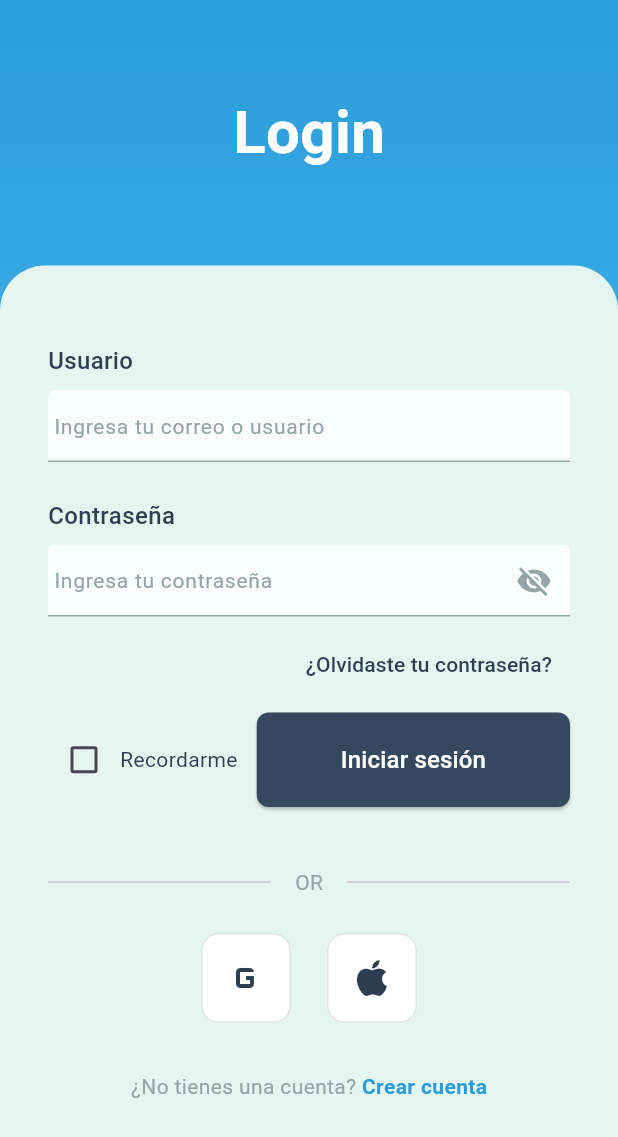
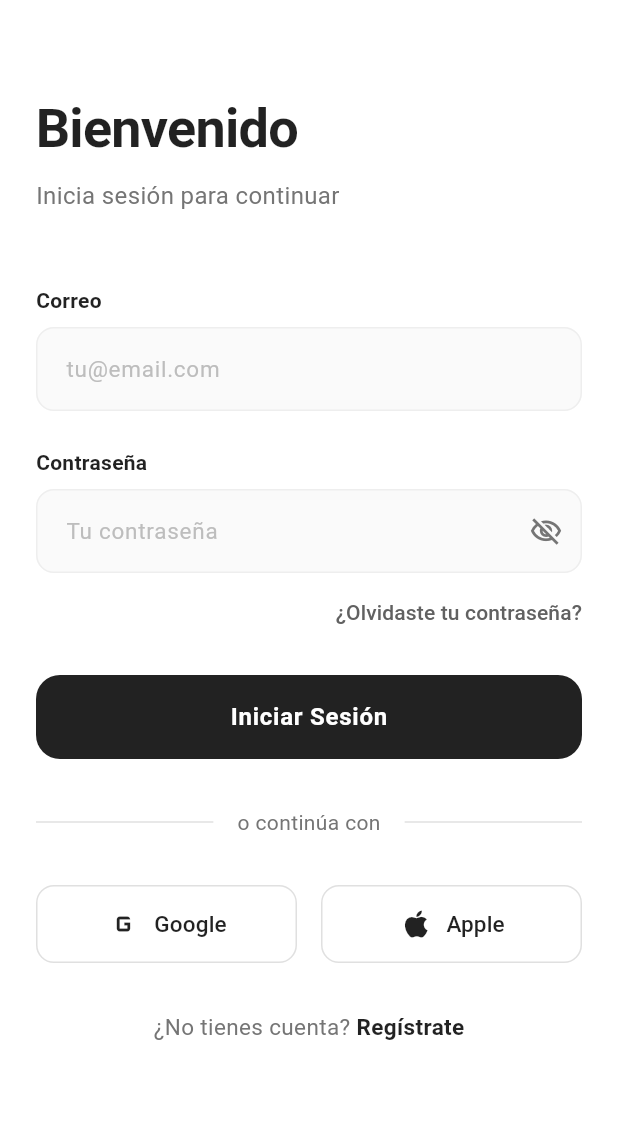
Before and after one commit to TheBarkats/FitManager, a Flutter app: the screen it shows after launch, on a phone screen of 412 x 824 dp. Shown: the top 1137 px of the screen. Run offline on Flutter 3.47's test engine with Material 3 defaults, Android fonts, the light colour scheme and no system bars; our stand-ins replace fl_chart, flutter_secure_storage, shared_preferences; accounts and stored records are empty.

Commit message:
feat(login): redesign login page with improved UI and functionality

```diff
--- a/lib/features/auth/presentation/pages/login_page.dart
+++ b/lib/features/auth/presentation/pages/login_page.dart
@@ -1,8 +1,5 @@
 import 'package:flutter/material.dart';
 import 'package:provider/provider.dart';
-import '../../../../core/theme/app_colors.dart';
-import '../widgets/custom_text_field.dart';
-import '../widgets/social_login_button.dart';
 import '../providers/auth_provider.dart';
 import '../../data/services/auth_service.dart';
 import 'register_page.dart';
@@ -19,7 +16,6 @@ class _LoginPageState extends State<LoginPage> {
   final _formKey = GlobalKey<FormState>();
   final _usernameController = TextEditingController();
   final _passwordController = TextEditingController();
-  bool _rememberMe = false;
   bool _obscurePassword = true;
 
   @override
@@ -304,7 +300,7 @@ class _LoginPageState extends State<LoginPage> {
                         }
                       },
                 style: ElevatedButton.styleFrom(
-                  backgroundColor: AppColors.primary,
+                  backgroundColor: Colors.black87,
                   foregroundColor: Colors.white,
                 ),
                 child: isLoading
@@ -337,222 +333,193 @@ class _LoginPageState extends State<LoginPage> {
     return Consumer<AuthProvider>(
       builder: (context, authProvider, _) {
         return Scaffold(
+          backgroundColor: Colors.white,
           body: Stack(
             children: [
-              Container(
-        decoration: BoxDecoration(
-          gradient: LinearGradient(
-            begin: Alignment.topCenter,
-            end: Alignment.bottomCenter,
-            colors: [
-              AppColors.gradientStart,
-              AppColors.gradientEnd,
-            ],
-          ),
-        ),
-        child: SafeArea(
-          child: Column(
-            children: [
-              // Header con título
-              _buildHeader(),
-
-              // Formulario de login
-              Expanded(
-                child: Container(
-                  decoration: BoxDecoration(
-                    color: AppColors.cardBackground,
-                    borderRadius: BorderRadius.only(
-                      topLeft: Radius.circular(30),
-                      topRight: Radius.circular(30),
-                    ),
-                  ),
+              SafeArea(
                 child: SingleChildScrollView(
-                    padding: EdgeInsets.all(32),
+                  padding: const EdgeInsets.symmetric(horizontal: 24.0),
                   child: Form(
                     key: _formKey,
                     child: Column(
-                        crossAxisAlignment: CrossAxisAlignment.stretch,
+                      crossAxisAlignment: CrossAxisAlignment.start,
                       children: [
-                          SizedBox(height: 20),
+                        const SizedBox(height: 60),
+                        // Title
+                        const Text(
+                          'Bienvenido',
+                          style: TextStyle(
+                            fontSize: 36,
+                            fontWeight: FontWeight.bold,
+                            color: Colors.black87,
+                            letterSpacing: -0.5,
+                          ),
+                        ),
+                        const SizedBox(height: 8),
+                        Text(
+                          'Inicia sesión para continuar',
+                          style: TextStyle(
+                            fontSize: 16,
+                            color: Colors.grey[600],
+                            fontWeight: FontWeight.w400,
+                          ),
+                        ),
+                        const SizedBox(height: 48),
 
-                          // Campo de Username
-                          CustomTextField(
-                            label: 'Usuario',
-                            hint: 'Ingresa tu correo o usuario',
+                        // Email Field
+                        _buildMinimalTextField(
                           controller: _usernameController,
+                          label: 'Correo',
+                          hint: 'tu@email.com',
                           keyboardType: TextInputType.emailAddress,
                           validator: (value) {
                             if (value == null || value.isEmpty) {
-                                return 'Por favor ingresa tu usuario o correo';
+                              return 'Ingresa tu correo';
                             }
                             return null;
                           },
                         ),
+                        const SizedBox(height: 24),
 
-                          SizedBox(height: 24),
-
-                          // Campo de Password
-                          CustomTextField(
+                        // Password Field
+                        _buildMinimalTextField(
+                          controller: _passwordController,
                           label: 'Contraseña',
-                            hint: 'Ingresa tu contraseña',
-                            controller: _passwordController,
+                          hint: 'Tu contraseña',
                           obscureText: _obscurePassword,
                           suffixIcon: IconButton(
                             icon: Icon(
-                                _obscurePassword
-                                    ? Icons.visibility_off
-                                    : Icons.visibility,
-                                color: AppColors.textSecondary,
+                              _obscurePassword ? Icons.visibility_off_outlined : Icons.visibility_outlined,
+                              color: Colors.grey[600],
+                              size: 22,
                             ),
-                              onPressed: () {
-                                setState(() {
-                                  _obscurePassword = !_obscurePassword;
-                                });
-                              },
+                            onPressed: () => setState(() => _obscurePassword = !_obscurePassword),
                           ),
                           validator: (value) {
                             if (value == null || value.isEmpty) {
-                                return 'Por favor ingresa tu contraseña';
+                              return 'Ingresa tu contraseña';
                             }
                             if (value.length < 6) {
-                                return 'La contraseña debe tener al menos 6 caracteres';
+                              return 'Mínimo 6 caracteres';
                             }
                             return null;
                           },
                         ),
-
-                          SizedBox(height: 8),
+                        const SizedBox(height: 16),
 
                         // Forgot Password
                         Align(
                           alignment: Alignment.centerRight,
                           child: TextButton(
                             onPressed: _handleForgotPassword,
+                            style: TextButton.styleFrom(
+                              padding: EdgeInsets.zero,
+                              minimumSize: const Size(0, 0),
+                              tapTargetSize: MaterialTapTargetSize.shrinkWrap,
+                            ),
                             child: Text(
                               '¿Olvidaste tu contraseña?',
                               style: TextStyle(
-                                  color: AppColors.textPrimary,
+                                color: Colors.grey[700],
+                                fontSize: 14,
+                                fontWeight: FontWeight.w500,
+                              ),
+                            ),
+                          ),
+                        ),
+                        const SizedBox(height: 32),
+
+                        // Login Button
+                        SizedBox(
+                          width: double.infinity,
+                          height: 56,
+                          child: ElevatedButton(
+                            onPressed: _handleLogin,
+                            style: ElevatedButton.styleFrom(
+                              backgroundColor: Colors.black87,
+                              foregroundColor: Colors.white,
+                              elevation: 0,
+                              shape: RoundedRectangleBorder(
+                                borderRadius: BorderRadius.circular(16),
+                              ),
+                            ),
+                            child: const Text(
+                              'Iniciar Sesión',
+                              style: TextStyle(
+                                fontSize: 16,
+                                fontWeight: FontWeight.w600,
+                                letterSpacing: 0.5,
+                              ),
+                            ),
+                          ),
+                        ),
+                        const SizedBox(height: 32),
+
+                        // Divider
+                        Row(
+                          children: [
+                            Expanded(child: Divider(color: Colors.grey[300])),
+                            Padding(
+                              padding: const EdgeInsets.symmetric(horizontal: 16),
+                              child: Text(
+                                'o continúa con',
+                                style: TextStyle(
+                                  color: Colors.grey[600],
                                   fontSize: 14,
                                 ),
                               ),
                             ),
+                            Expanded(child: Divider(color: Colors.grey[300])),
+                          ],
                         ),
+                        const SizedBox(height: 32),
 
-                          SizedBox(height: 8),
-
-                          // Remember Me y Botón Sign In
+                        // Social Login Buttons
                         Row(
-                            mainAxisAlignment: MainAxisAlignment.spaceBetween,
+                          mainAxisAlignment: MainAxisAlignment.center,
                           children: [
-                              Row(
-                                children: [
-                                  Checkbox(
-                                    value: _rememberMe,
-                                    onChanged: (value) {
-                                      setState(() {
-                                        _rememberMe = value ?? false;
-                                      });
-                                    },
-                                    activeColor: AppColors.primary,
+                            _buildSocialButton(
+                              icon: Icons.g_mobiledata,
+                              label: 'Google',
+                              onPressed: _handleGoogleLogin,
                             ),
-                                  Text(
-                                    'Recordarme',
-                                    style: TextStyle(
-                                      color: AppColors.textPrimary,
-                                      fontSize: 14,
-                                    ),
+                            const SizedBox(width: 16),
+                            _buildSocialButton(
+                              icon: Icons.apple,
+                              label: 'Apple',
+                              onPressed: _handleAppleLogin,
                             ),
                           ],
                         ),
-                              ElevatedButton(
-                                onPressed: _handleLogin,
-                                child: Padding(
-                                  padding: EdgeInsets.symmetric(
-                                    horizontal: 24,
-                                    vertical: 8,
+                        const SizedBox(height: 32),
+
+                        // Create Account
+                        Row(
+                          mainAxisAlignment: MainAxisAlignment.center,
+                          children: [
+                            Text(
+                              '¿No tienes cuenta? ',
+                              style: TextStyle(
+                                color: Colors.grey[600],
+                                fontSize: 15,
                               ),
-                                  child: Text(
-                                    'Iniciar sesión',
-                                    style: TextStyle(fontSize: 16),
+                            ),
+                            GestureDetector(
+                              onTap: _handleCreateAccount,
+                              child: const Text(
+                                'Regístrate',
+                                style: TextStyle(
+                                  color: Colors.black87,
+                                  fontSize: 15,
+                                  fontWeight: FontWeight.w600,
                                 ),
                               ),
                             ),
                           ],
                         ),
-
-                          SizedBox(height: 40),
-
-                          // Separador OR
-                          Row(
-                            children: [
-                              Expanded(child: Divider()),
-                              Padding(
-                                padding: EdgeInsets.symmetric(horizontal: 16),
-                                child: Text(
-                                  'OR',
-                                  style: TextStyle(
-                                    color: AppColors.textSecondary,
-                                    fontSize: 14,
-                                  ),
-                                ),
-                              ),
-                              Expanded(child: Divider()),
+                        const SizedBox(height: 40),
                       ],
                     ),
-
-                          SizedBox(height: 24),
-
-                          // Botones de login social
-                          Row(
-                            mainAxisAlignment: MainAxisAlignment.center,
-                            children: [
-                              SocialLoginButton(
-                                icon: 'google',
-                                onPressed: _handleGoogleLogin,
-                              ),
-                              SizedBox(width: 24),
-                              SocialLoginButton(
-                                icon: 'apple',
-                                onPressed: _handleAppleLogin,
-                              ),
-                            ],
-                          ),
-
-                          SizedBox(height: 32),
-
-                          // Botón de crear cuenta
-                          Row(
-                            mainAxisAlignment: MainAxisAlignment.center,
-                            children: [
-                              const Text(
-                                '¿No tienes una cuenta? ',
-                                style: TextStyle(
-                                  color: AppColors.textSecondary,
-                                  fontSize: 14,
-                                ),
-                              ),
-                              GestureDetector(
-                                onTap: _handleCreateAccount,
-                                child: const Text(
-                                  'Crear cuenta',
-                                  style: TextStyle(
-                                    color: AppColors.primary,
-                                    fontSize: 14,
-                                    fontWeight: FontWeight.bold,
-                                  ),
-                                ),
-                              ),
-                            ],
-                          ),
-
-                          SizedBox(height: 20),
-                        ],
-                      ),
-                    ),
-                  ),
-                ),
-              ),
-            ],
                   ),
                 ),
               ),
@@ -560,10 +527,11 @@ class _LoginPageState extends State<LoginPage> {
               // Loading overlay
               if (authProvider.isLoading)
                 Container(
-                  color: Colors.black.withValues(alpha: 0.5),
+                  color: Colors.white.withOpacity(0.8),
                   child: const Center(
                     child: CircularProgressIndicator(
-                      valueColor: AlwaysStoppedAnimation<Color>(Colors.white),
+                      valueColor: AlwaysStoppedAnimation<Color>(Colors.black87),
+                      strokeWidth: 3,
                     ),
                   ),
                 ),
@@ -574,15 +542,98 @@ class _LoginPageState extends State<LoginPage> {
     );
   }
 
-  Widget _buildHeader() {
-    return Container(
-      padding: EdgeInsets.symmetric(vertical: 60),
-      child: Text(
-        'Login',
-        style: TextStyle(
-          fontSize: 40,
-          fontWeight: FontWeight.bold,
-          color: Colors.white,
+  Widget _buildMinimalTextField({
+    required TextEditingController controller,
+    required String label,
+    required String hint,
+    TextInputType keyboardType = TextInputType.text,
+    bool obscureText = false,
+    Widget? suffixIcon,
+    String? Function(String?)? validator,
+  }) {
+    return Column(
+      crossAxisAlignment: CrossAxisAlignment.start,
+      children: [
+        Text(
+          label,
+          style: const TextStyle(
+            fontSize: 14,
+            fontWeight: FontWeight.w600,
+            color: Colors.black87,
+            letterSpacing: 0.2,
+          ),
+        ),
+        const SizedBox(height: 8),
+        TextFormField(
+          controller: controller,
+          keyboardType: keyboardType,
+          obscureText: obscureText,
+          style: const TextStyle(
+            fontSize: 16,
+            color: Colors.black87,
+          ),
+          decoration: InputDecoration(
+            hintText: hint,
+            hintStyle: TextStyle(
+              color: Colors.grey[400],
+              fontSize: 15,
+            ),
+            suffixIcon: suffixIcon,
+            filled: true,
+            fillColor: Colors.grey[50],
+            border: OutlineInputBorder(
+              borderRadius: BorderRadius.circular(12),
+              borderSide: BorderSide(color: Colors.grey[200]!, width: 1),
+            ),
+            enabledBorder: OutlineInputBorder(
+              borderRadius: BorderRadius.circular(12),
+              borderSide: BorderSide(color: Colors.grey[200]!, width: 1),
+            ),
+            focusedBorder: OutlineInputBorder(
+              borderRadius: BorderRadius.circular(12),
+              borderSide: const BorderSide(color: Colors.black87, width: 2),
+            ),
+            errorBorder: OutlineInputBorder(
+              borderRadius: BorderRadius.circular(12),
+              borderSide: BorderSide(color: Colors.red[300]!, width: 1),
+            ),
+            focusedErrorBorder: OutlineInputBorder(
+              borderRadius: BorderRadius.circular(12),
+              borderSide: const BorderSide(color: Colors.red, width: 2),
+            ),
+            contentPadding: const EdgeInsets.symmetric(horizontal: 16, vertical: 16),
+            errorStyle: const TextStyle(fontSize: 12, height: 0.8),
+          ),
+          validator: validator,
+        ),
+      ],
+    );
+  }
+
+  Widget _buildSocialButton({
+    required IconData icon,
+    required String label,
+    required VoidCallback onPressed,
+  }) {
+    return Expanded(
+      child: OutlinedButton.icon(
+        onPressed: onPressed,
+        icon: Icon(icon, color: Colors.black87, size: 24),
+        label: Text(
+          label,
+          style: const TextStyle(
+            color: Colors.black87,
+            fontSize: 15,
+            fontWeight: FontWeight.w500,
+          ),
+        ),
+        style: OutlinedButton.styleFrom(
+          padding: const EdgeInsets.symmetric(vertical: 14),
+          side: BorderSide(color: Colors.grey[300]!, width: 1),
+          shape: RoundedRectangleBorder(
+            borderRadius: BorderRadius.circular(12),
+          ),
+          backgroundColor: Colors.white,
         ),
       ),
     );
```
Lines whose indentation alone changed are shown as unchanged.
